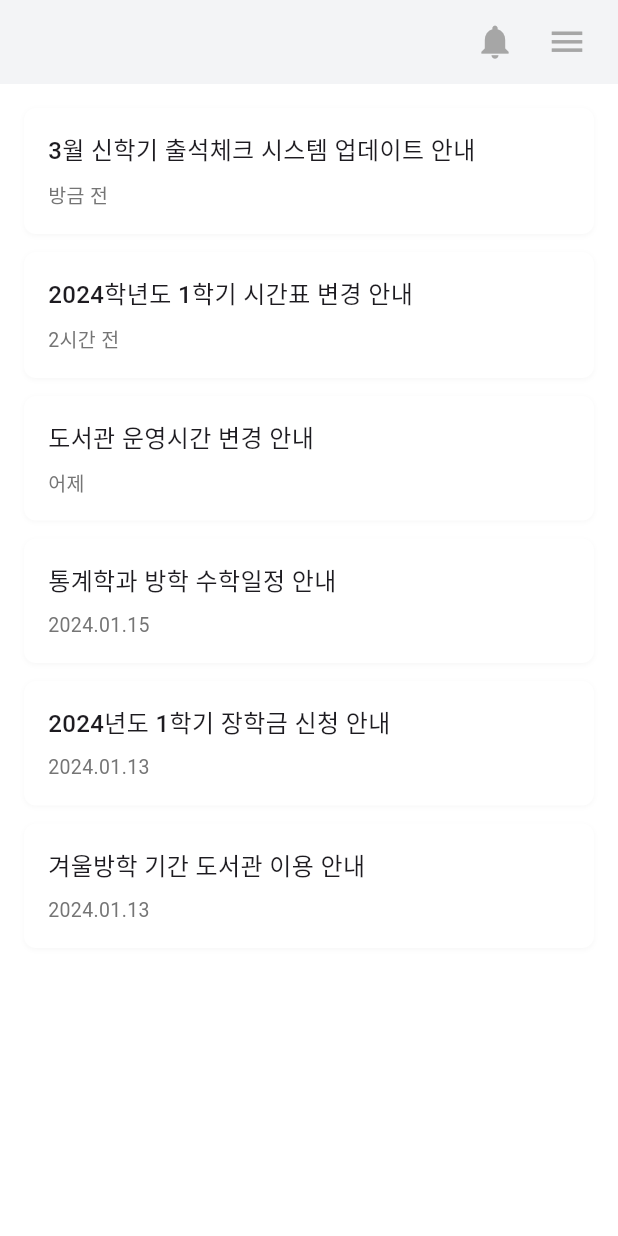
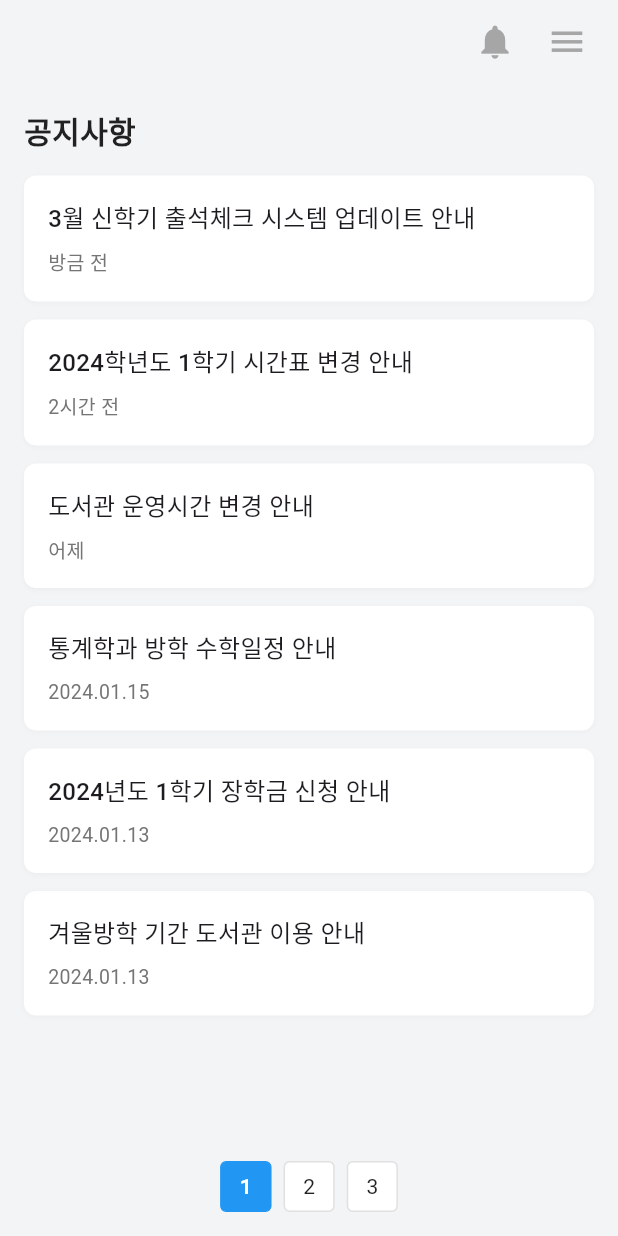
Before and after one commit to popcorn0125/CHECKIN_APP, a Flutter app: the NoticePage screen opened by its route, on a phone screen of 412 x 824 dp. Run offline on Flutter 3.47's test engine with Material 3 defaults, Android fonts, the phone set to English and light mode, and no system bars; our stand-ins replace google_fonts, table_calendar.

Commit message:
공지사항 수정

```diff
--- a/lib/pages/notice_page.dart
+++ b/lib/pages/notice_page.dart
@@ -1,4 +1,3 @@
-// lib/pages/notice_page.dart
 import 'package:flutter/material.dart';
 import '../widgets/custom_app_bar.dart';
 
@@ -26,10 +25,9 @@ class NoticePage extends StatelessWidget {
   @override
   Widget build(BuildContext context) {
     return Scaffold(
-      // 커스텀 AppBar 사용
+      // 커스텀 AppBar 사용 (이 부분은 필요에 따라 그대로 두되, titleText를 비워두거나 간단하게 처리)
       appBar: CustomAppBar(
         onMenuPressed: () {
-          // 원래 AppBar에서 menu 아이콘을 눌렀을 때 Navigator.pushNamed(context, '/menu')를 호출했음
           Navigator.pushNamed(context, '/menu');
         },
         onNotificationsPressed: () {
@@ -37,11 +35,33 @@ class NoticePage extends StatelessWidget {
         },
         onProfilePressed: () {
           Navigator.pushNamed(context, '/profile');
-        }, titleText: '',
+        },
+        titleText: '', // AppBar에는 제목을 표시하지 않음
       ),
-      body: Padding(
-        padding: const EdgeInsets.all(16.0),
-        // 공지사항 목록
+      // 전체 페이지 배경색
+      backgroundColor: const Color(0xFFf3f4f6),
+
+      // 본문 구성
+      body: Column(
+        crossAxisAlignment: CrossAxisAlignment.start,
+        children: [
+          // 1) 페이지 타이틀
+          Padding(
+            padding: const EdgeInsets.only(left: 16, right: 16, top: 16),
+            child: Text(
+              '공지사항',
+              style: TextStyle(
+                fontSize: 20,
+                fontWeight: FontWeight.bold,
+                color: Colors.grey.shade900,
+              ),
+            ),
+          ),
+
+          // 2) 공지사항 목록 (ListView)
+          Expanded(
+            child: Padding(
+              padding: const EdgeInsets.symmetric(horizontal: 16, vertical: 16),
               child: ListView.separated(
                 itemCount: notices.length,
                 separatorBuilder: (context, index) => const SizedBox(height: 12),
@@ -50,6 +70,25 @@ class NoticePage extends StatelessWidget {
                   return _buildNoticeItem(notice);
                 },
               ),
+            ),
+          ),
+
+          // 3) 페이지네이션 영역 (예시)
+          Container(
+            padding: const EdgeInsets.only(bottom: 16),
+            alignment: Alignment.center,
+            child: Row(
+              mainAxisSize: MainAxisSize.min,
+              children: [
+                _buildPageButton('1', isActive: true),
+                const SizedBox(width: 8),
+                _buildPageButton('2'),
+                const SizedBox(width: 8),
+                _buildPageButton('3'),
+              ],
+            ),
+          ),
+        ],
       ),
     );
   }
@@ -93,4 +132,25 @@ class NoticePage extends StatelessWidget {
       ),
     );
   }
+
+  // 페이지 번호 버튼 예시
+  Widget _buildPageButton(String text, {bool isActive = false}) {
+    return Container(
+      padding: const EdgeInsets.symmetric(horizontal: 12, vertical: 6),
+      decoration: BoxDecoration(
+        color: isActive ? Colors.blue : Colors.white,
+        borderRadius: BorderRadius.circular(4),
+        border: Border.all(
+          color: isActive ? Colors.blue : Colors.grey.shade300,
+        ),
+      ),
+      child: Text(
+        text,
+        style: TextStyle(
+          color: isActive ? Colors.white : Colors.black87,
+          fontWeight: isActive ? FontWeight.bold : FontWeight.normal,
+        ),
+      ),
+    );
   }
+}
```
Lines whose indentation alone changed are shown as unchanged.
